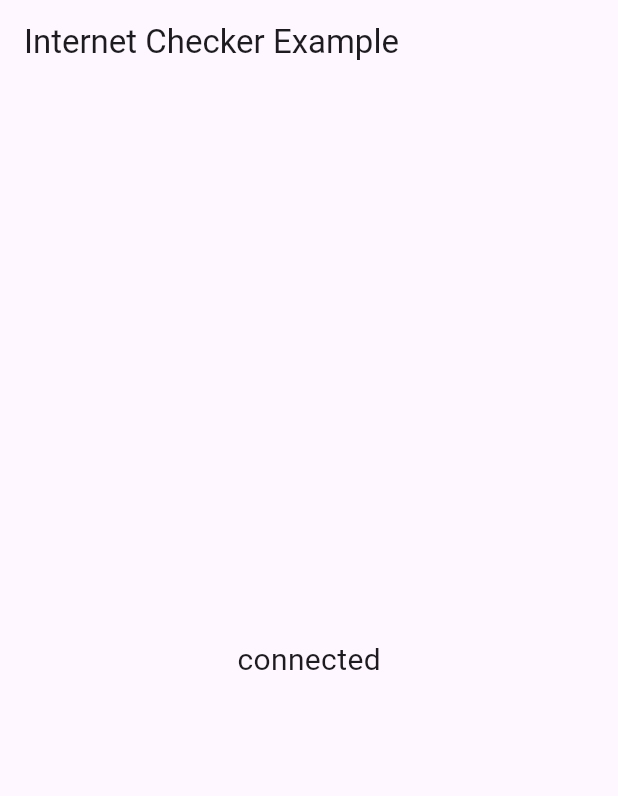
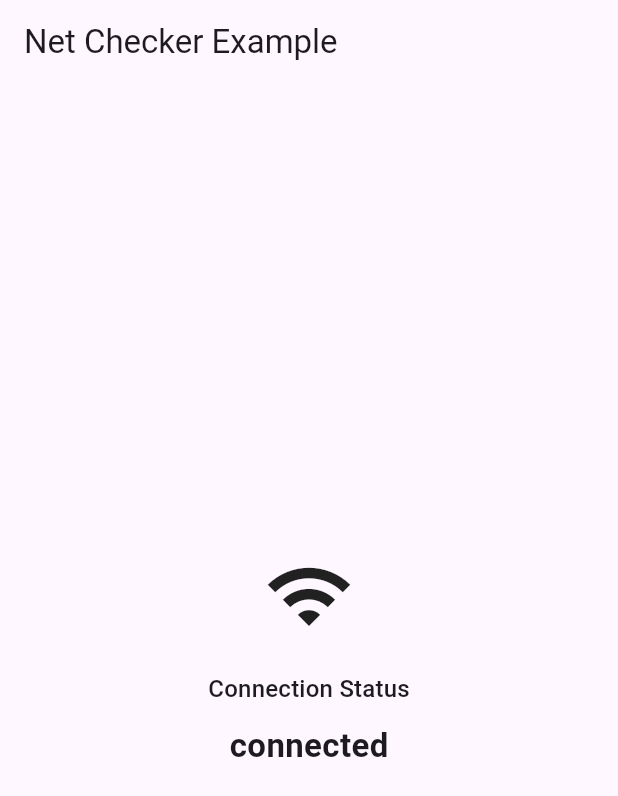
Before and after one commit to lionheart-apps/net_checker, a Flutter app: the screen it shows after launch, on a phone screen of 412 x 824 dp. Shown: the top 796 px of the screen. Run offline on Flutter 3.47's test engine with Material 3 defaults, Android fonts, the light colour scheme and no system bars.

Commit message:
Release version 0.0.2

```diff
--- a/example/lib/main.dart
+++ b/example/lib/main.dart
@@ -1,3 +1,4 @@
+import 'dart:async';
 import 'package:flutter/material.dart';
 import 'package:net_checker/net_checker.dart';
 
@@ -10,7 +11,10 @@ class MyApp extends StatelessWidget {
 
   @override
   Widget build(BuildContext context) {
-    return const MaterialApp(home: HomePage());
+    return const MaterialApp(
+      debugShowCheckedModeBanner: false,
+      home: HomePage(),
+    );
   }
 }
 
@@ -23,23 +27,55 @@ class HomePage extends StatefulWidget {
 
 class _HomePageState extends State<HomePage> {
   String status = "Checking...";
+  StreamSubscription? subscription;
 
   @override
   void initState() {
     super.initState();
 
-    InternetConnectionStream.start().listen((s) {
+    subscription = InternetConnectionStream.start().listen((connection) {
       setState(() {
-        status = s.name;
+        status = connection.toString().split('.').last;
       });
     });
   }
 
   @override
+  void dispose() {
+    subscription?.cancel();
+    super.dispose();
+  }
+
+  @override
   Widget build(BuildContext context) {
     return Scaffold(
-      appBar: AppBar(title: const Text("Internet Checker Example")),
-      body: Center(child: Text(status, style: const TextStyle(fontSize: 20))),
+      appBar: AppBar(
+        title: const Text("Net Checker Example"),
+      ),
+      body: Center(
+        child: Column(
+          mainAxisAlignment: MainAxisAlignment.center,
+          children: [
+            const Icon(
+              Icons.wifi,
+              size: 60,
+            ),
+            const SizedBox(height: 20),
+            Text(
+              "Connection Status",
+              style: Theme.of(context).textTheme.titleMedium,
+            ),
+            const SizedBox(height: 10),
+            Text(
+              status,
+              style: const TextStyle(
+                fontSize: 22,
+                fontWeight: FontWeight.bold,
+              ),
+            ),
+          ],
+        ),
+      ),
     );
   }
 }
--- a/pubspec.yaml
+++ b/pubspec.yaml
@@ -1,6 +1,6 @@
 name: net_checker
 description: "A lightweight Flutter package to check internet connectivity, monitor connection changes, measure latency, and detect network quality."
-version: 0.0.1
+version: 0.0.2
 homepage: https://lionheartapps.com
 repository: https://github.com/lionheart-apps/net_checker
 
```
Also changed, not shown: 1 other file.
